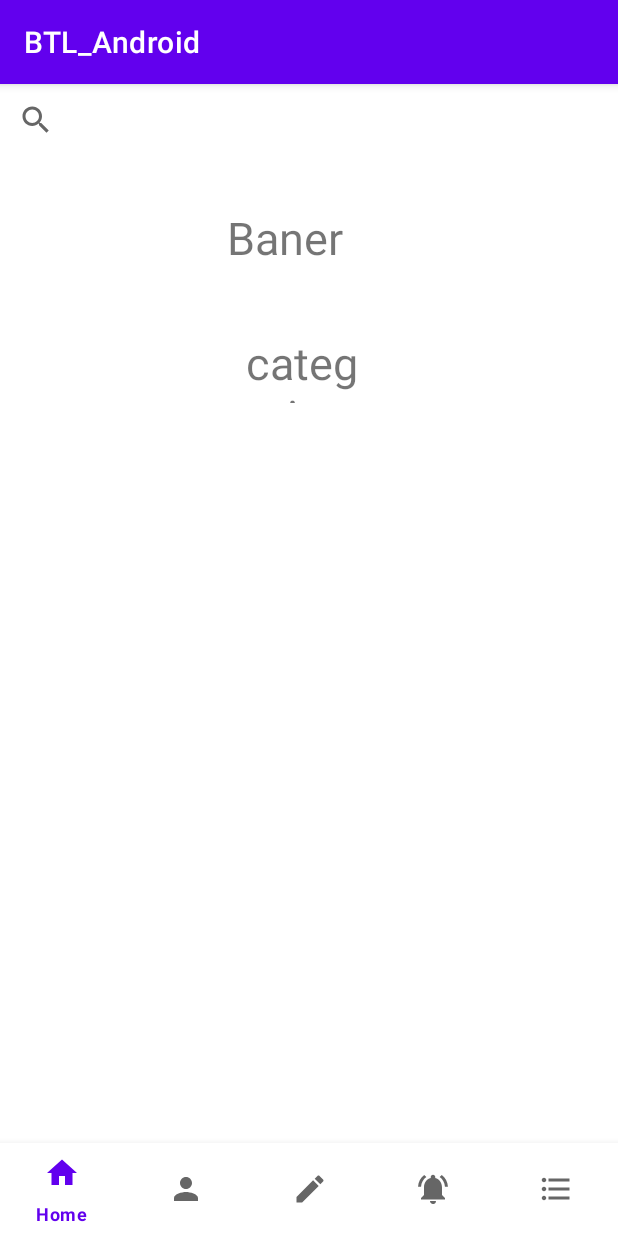
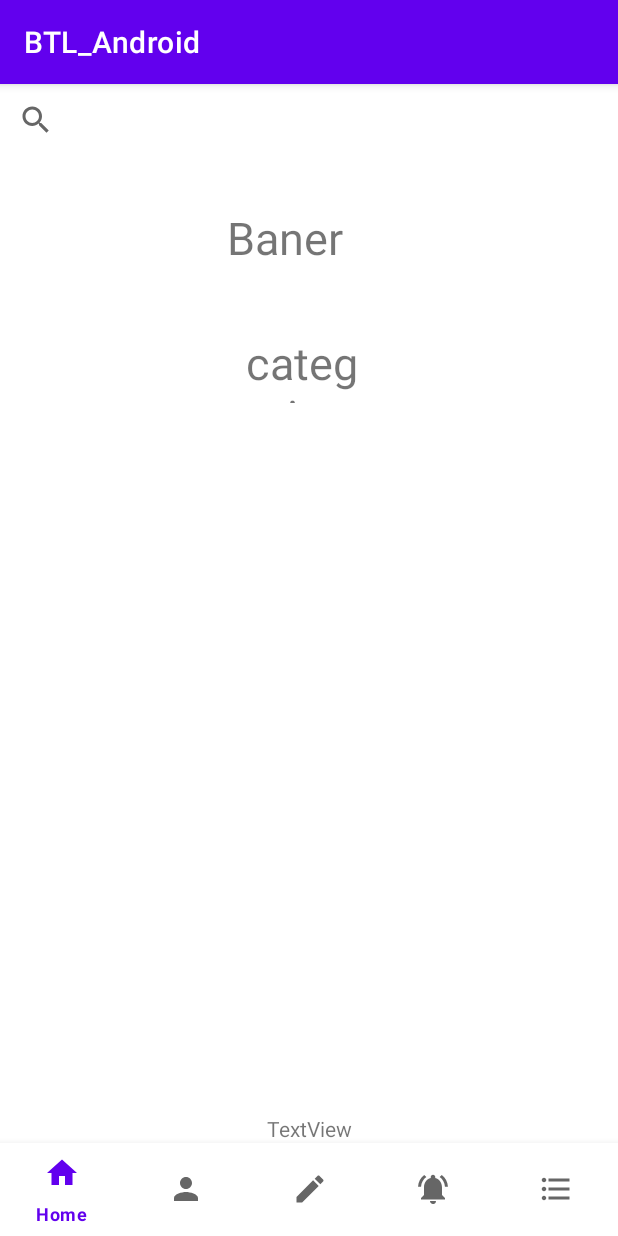
Before and after one commit to hangoctuan1903/BTL_Android, an Android app: the fragment Home placed in its activity, on a phone screen of 412 x 824 dp. Run offline under Robolectric (Android 15) with nearby library versions, the phone set to English and light mode, and no system bars.

Commit message:
tuan sua fragment home

```diff
--- a/BTL_Android/app/src/main/res/layout/fragment_home.xml
+++ b/BTL_Android/app/src/main/res/layout/fragment_home.xml
@@ -10,10 +10,18 @@
 
     <androidx.constraintlayout.widget.ConstraintLayout
         android:layout_width="match_parent"
-        android:layout_height="467dp"
+        android:layout_height="497dp"
         android:layout_alignParentBottom="true"
         android:layout_marginBottom="0dp">
 
+        <TextView
+            android:id="@+id/textView7"
+            android:layout_width="wrap_content"
+            android:layout_height="wrap_content"
+            android:text="TextView"
+            app:layout_constraintBottom_toBottomOf="parent"
+            app:layout_constraintEnd_toEndOf="parent"
+            app:layout_constraintStart_toStartOf="parent" />
     </androidx.constraintlayout.widget.ConstraintLayout>
 
     <androidx.constraintlayout.widget.ConstraintLayout
```
